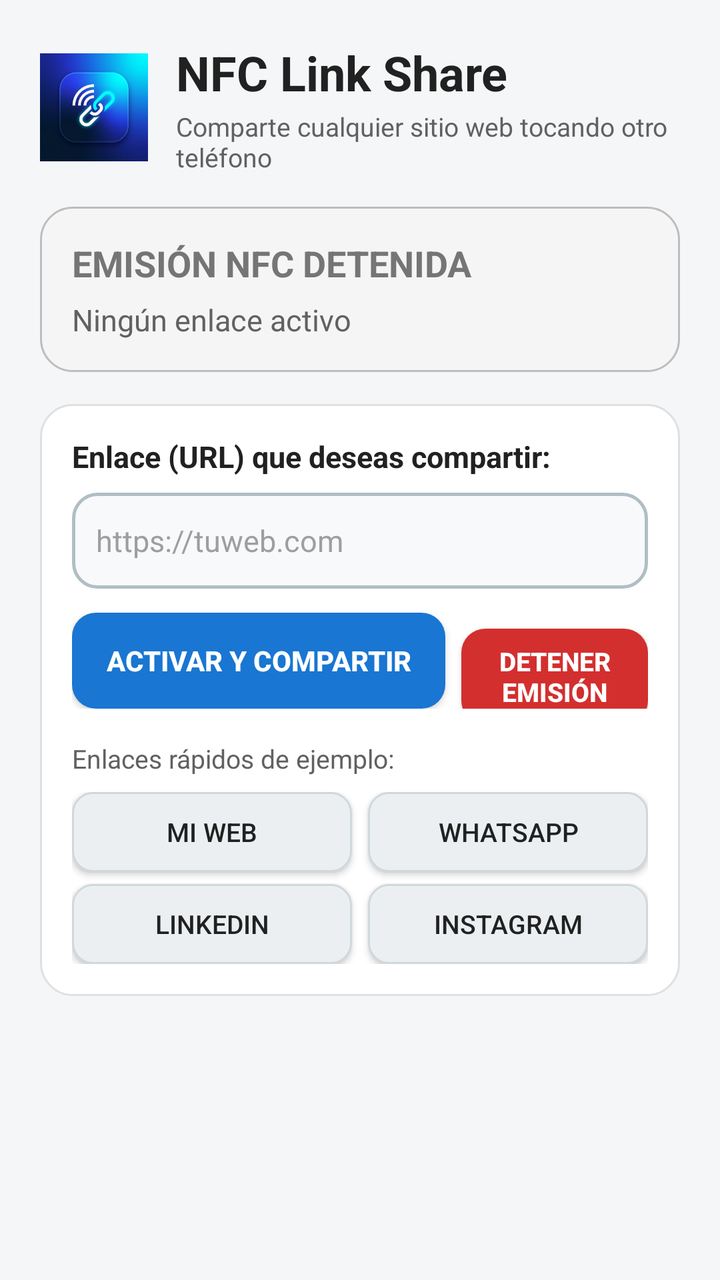
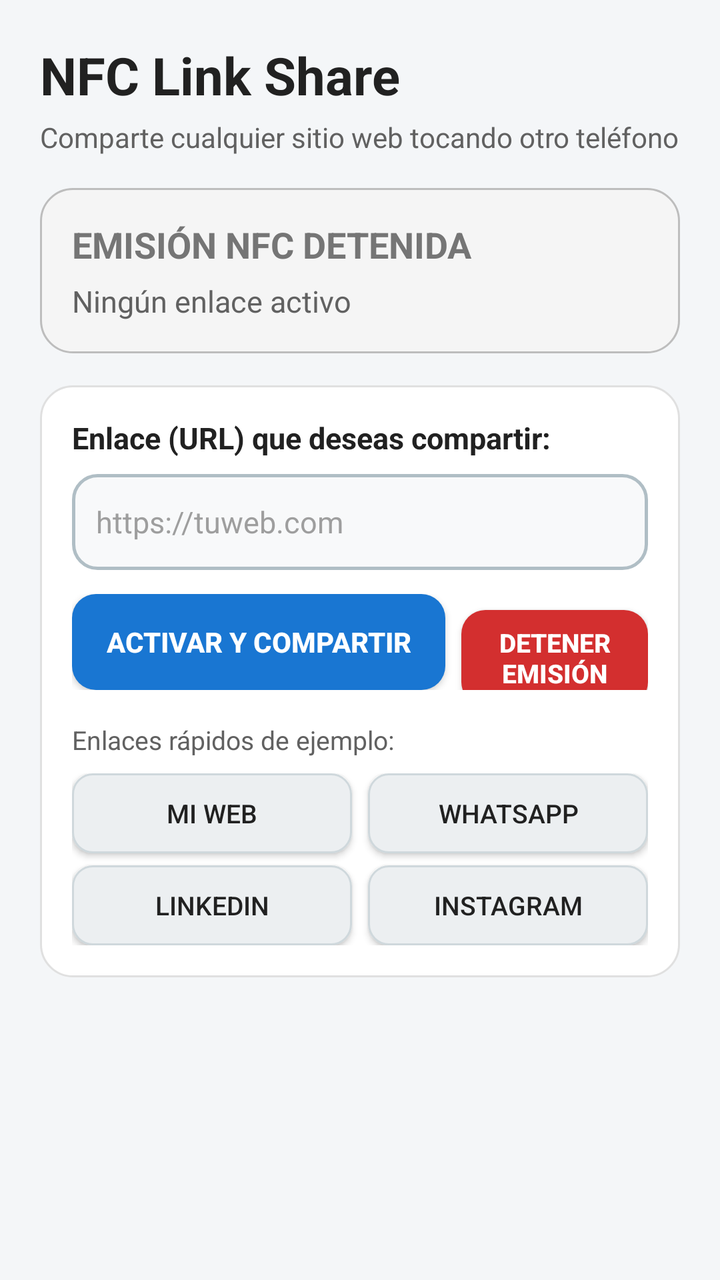

Screens rendered from an Android XML layout before and after an edit, with the pre-edit source and the edit as a unified diff.
<!-- AndroidManifest.xml: application theme Theme.NDEFEmulator -->
<!-- res/layout/activity_main.xml -->
<?xml version="1.0" encoding="utf-8"?>
<ScrollView
    xmlns:android="http://schemas.android.com/apk/res/android"
    xmlns:tools="http://schemas.android.com/tools"
    android:id="@+id/main_scroll"
    android:layout_width="match_parent"
    android:layout_height="match_parent"
    android:background="@color/color_screen_bg"
    android:fillViewport="true"
    tools:context=".ui.DemoActivity">

    <LinearLayout
        android:id="@+id/main"
        android:layout_width="match_parent"
        android:layout_height="wrap_content"
        android:orientation="vertical"
        android:padding="20dp">

        
        <LinearLayout
            android:layout_width="match_parent"
            android:layout_height="wrap_content"
            android:gravity="center_vertical"
            android:orientation="horizontal">

            <ImageView
                android:layout_width="54dp"
                android:layout_height="54dp"
                android:layout_marginEnd="14dp"
                android:src="@drawable/ic_app_logo"
                android:scaleType="fitCenter" />

            <LinearLayout
                android:layout_width="0dp"
                android:layout_height="wrap_content"
                android:layout_weight="1"
                android:orientation="vertical">

                <TextView
                    android:layout_width="match_parent"
                    android:layout_height="wrap_content"
                    android:text="@string/title_app"
                    android:textSize="24sp"
                    android:textStyle="bold"
                    android:textColor="@color/color_text_primary" />

                <TextView
                    android:layout_width="match_parent"
                    android:layout_height="wrap_content"
                    android:layout_marginTop="2dp"
                    android:text="@string/subtitle_app"
                    android:textSize="13sp"
                    android:textColor="@color/color_text_secondary" />
            </LinearLayout>
        </LinearLayout>

        
        <TextView
            android:id="@+id/banner_nfc_disabled"
            android:layout_width="match_parent"
            android:layout_height="wrap_content"
            android:layout_marginTop="16dp"
            android:background="@drawable/bg_status_inactive"
            android:padding="12dp"
            android:text="@string/nfc_disabled_warning"
            android:textColor="@color/color_danger"
            android:textStyle="bold"
            android:visibility="gone"
            tools:visibility="visible" />

        
        <LinearLayout
            android:id="@+id/card_status"
            android:layout_width="match_parent"
            android:layout_height="wrap_content"
            android:layout_marginTop="16dp"
            android:background="@drawable/bg_status_inactive"
            android:orientation="vertical"
            android:padding="16dp">

            <TextView
                android:id="@+id/text_status_title"
                android:layout_width="match_parent"
                android:layout_height="wrap_content"
                android:text="@string/status_inactive_title"
                android:textSize="18sp"
                android:textStyle="bold"
                android:textColor="@color/color_text_inactive" />

            <TextView
                android:id="@+id/text_status_url"
                android:layout_width="match_parent"
                android:layout_height="wrap_content"
                android:layout_marginTop="6dp"
                android:text="Ningún enlace activo"
                android:textSize="15sp"
                android:textColor="@color/color_text_secondary"
                android:ellipsize="middle"
                android:singleLine="true" />
        </LinearLayout>

        
        <LinearLayout
            android:layout_width="match_parent"
            android:layout_height="wrap_content"
            android:layout_marginTop="16dp"
            android:background="@drawable/bg_card"
            android:orientation="vertical"
            android:padding="16dp">

            <TextView
                android:layout_width="match_parent"
                android:layout_height="wrap_content"
                android:text="@string/label_url_input"
                android:textStyle="bold"
                android:textSize="15sp"
                android:textColor="@color/color_text_primary" />

            <EditText
                android:id="@+id/input_url"
                android:layout_width="match_parent"
                android:layout_height="48dp"
                android:layout_marginTop="8dp"
                android:background="@drawable/bg_input"
                android:paddingStart="12dp"
                android:paddingEnd="12dp"
                android:hint="@string/hint_url_input"
                android:inputType="textUri"
                android:textSize="15sp"
                android:textColor="@color/color_text_primary"
                android:textColorHint="#9E9E9E" />

            <LinearLayout
                android:layout_width="match_parent"
                android:layout_height="wrap_content"
                android:layout_marginTop="12dp"
                android:orientation="horizontal">

                <Button
                    android:id="@+id/button_start"
                    android:layout_width="0dp"
                    android:layout_height="48dp"
                    android:layout_weight="2"
                    android:layout_marginEnd="8dp"
                    android:background="@drawable/bg_button_primary"
                    android:text="@string/btn_start_emulation"
                    android:textColor="@color/color_white"
                    android:textSize="14sp"
                    android:textStyle="bold" />

                <Button
                    android:id="@+id/button_stop"
                    android:layout_width="0dp"
                    android:layout_height="48dp"
                    android:layout_weight="1"
                    android:background="@drawable/bg_button_danger"
                    android:text="@string/btn_stop_emulation"
                    android:textColor="@color/color_white"
                    android:textSize="13sp"
                    android:textStyle="bold" />
            </LinearLayout>

            
            <TextView
                android:layout_width="match_parent"
                android:layout_height="wrap_content"
                android:layout_marginTop="16dp"
                android:text="@string/label_presets"
                android:textSize="13sp"
                android:textColor="@color/color_text_secondary" />

            <GridLayout
                android:layout_width="match_parent"
                android:layout_height="wrap_content"
                android:layout_marginTop="8dp"
                android:columnCount="2"
                android:rowCount="2">

                <Button
                    android:id="@+id/btn_preset_web"
                    android:layout_width="0dp"
                    android:layout_height="40dp"
                    android:layout_columnWeight="1"
                    android:layout_marginEnd="4dp"
                    android:layout_marginBottom="6dp"
                    android:background="@drawable/bg_button_secondary"
                    android:text="@string/preset_web"
                    android:textColor="@color/color_text_primary"
                    android:textSize="13sp" />

                <Button
                    android:id="@+id/btn_preset_wa"
                    android:layout_width="0dp"
                    android:layout_height="40dp"
                    android:layout_columnWeight="1"
                    android:layout_marginStart="4dp"
                    android:layout_marginBottom="6dp"
                    android:background="@drawable/bg_button_secondary"
                    android:text="@string/preset_whatsapp"
                    android:textColor="@color/color_text_primary"
                    android:textSize="13sp" />

                <Button
                    android:id="@+id/btn_preset_linkedin"
                    android:layout_width="0dp"
                    android:layout_height="40dp"
                    android:layout_columnWeight="1"
                    android:layout_marginEnd="4dp"
                    android:background="@drawable/bg_button_secondary"
                    android:text="@string/preset_linkedin"
                    android:textColor="@color/color_text_primary"
                    android:textSize="13sp" />

                <Button
                    android:id="@+id/btn_preset_ig"
                    android:layout_width="0dp"
                    android:layout_height="40dp"
                    android:layout_columnWeight="1"
                    android:layout_marginStart="4dp"
                    android:background="@drawable/bg_button_secondary"
                    android:text="@string/preset_instagram"
                    android:textColor="@color/color_text_primary"
                    android:textSize="13sp" />
            </GridLayout>
        </LinearLayout>

    </LinearLayout>
</ScrollView>
<!-- resources referenced by this layout -->
<resources>
  <color name="color_danger">#D32F2F</color>
  <color name="color_screen_bg">#F4F6F8</color>
  <color name="color_text_inactive">#757575</color>
  <color name="color_text_primary">#212121</color>
  <color name="color_text_secondary">#616161</color>
  <color name="color_white">#FFFFFF</color>
  <!-- drawable bg_button_danger (drawable) -->
  <?xml version="1.0" encoding="utf-8"?>
  <ripple xmlns:android="http://schemas.android.com/apk/res/android"
      android:color="#44FFFFFF">
      <item>
          <shape android:shape="rectangle">
              <solid android:color="#D32F2F" />
              <corners android:radius="12dp" />
          </shape>
      </item>
  </ripple>
  <!-- drawable bg_button_primary (drawable) -->
  <?xml version="1.0" encoding="utf-8"?>
  <ripple xmlns:android="http://schemas.android.com/apk/res/android"
      android:color="#44FFFFFF">
      <item>
          <shape android:shape="rectangle">
              <solid android:color="#1976D2" />
              <corners android:radius="12dp" />
          </shape>
      </item>
  </ripple>
  <!-- drawable bg_button_secondary (drawable) -->
  <?xml version="1.0" encoding="utf-8"?>
  <ripple xmlns:android="http://schemas.android.com/apk/res/android"
      android:color="#22000000">
      <item>
          <shape android:shape="rectangle">
              <solid android:color="#ECEFF1" />
              <corners android:radius="10dp" />
              <stroke android:width="1dp" android:color="#CFD8DC" />
          </shape>
      </item>
  </ripple>
  <!-- drawable bg_card (drawable) -->
  <?xml version="1.0" encoding="utf-8"?>
  <shape xmlns:android="http://schemas.android.com/apk/res/android"
      android:shape="rectangle">
      <solid android:color="#FFFFFF" />
      <corners android:radius="16dp" />
      <stroke android:width="1dp" android:color="#E0E0E0" />
  </shape>
  <!-- drawable bg_input (drawable) -->
  <?xml version="1.0" encoding="utf-8"?>
  <shape xmlns:android="http://schemas.android.com/apk/res/android"
      android:shape="rectangle">
      <solid android:color="#F8F9FA" />
      <corners android:radius="12dp" />
      <stroke android:width="1.5dp" android:color="#B0BEC5" />
  </shape>
  <!-- drawable bg_status_inactive (drawable) -->
  <?xml version="1.0" encoding="utf-8"?>
  <shape xmlns:android="http://schemas.android.com/apk/res/android"
      android:shape="rectangle">
      <solid android:color="#F5F5F5" />
      <corners android:radius="16dp" />
      <stroke android:width="1dp" android:color="#BDBDBD" />
  </shape>
  <!-- drawable ic_app_logo: png bitmap (drawable, 78636 bytes) -->
  <string name="btn_start_emulation">ACTIVAR Y COMPARTIR</string>
  <string name="btn_stop_emulation">DETENER EMISIÓN</string>
  <string name="hint_url_input">https://tuweb.com</string>
  <string name="label_presets">Enlaces rápidos de ejemplo:</string>
  <string name="label_url_input">Enlace (URL) que deseas compartir:</string>
  <string name="nfc_disabled_warning">⚠️ El NFC está desactivado en tu Motorola. Toca aquí para activarlo en Ajustes.</string>
  <string name="preset_instagram">Instagram</string>
  <string name="preset_linkedin">LinkedIn</string>
  <string name="preset_web">Mi Web</string>
  <string name="preset_whatsapp">WhatsApp</string>
  <string name="status_inactive_title">EMISIÓN NFC DETENIDA</string>
  <string name="subtitle_app">Comparte cualquier sitio web tocando otro teléfono</string>
  <string name="title_app">NFC Link Share</string>
  <style name="Theme.NDEFEmulator" parent="Base.Theme.NDEFEmulator" />
  <style name="Base.Theme.NDEFEmulator" parent="android:Theme.DeviceDefault.NoActionBar">
      </style>
</resources>

<!-- the commit's change to res/layout/activity_main.xml (unified diff, before → after) -->
@@ -17,42 +17,21 @@
         android:padding="20dp">
 
         
-        <LinearLayout
-            android:layout_width="match_parent"
-            android:layout_height="wrap_content"
-            android:gravity="center_vertical"
-            android:orientation="horizontal">
-
-            <ImageView
-                android:layout_width="54dp"
-                android:layout_height="54dp"
-                android:layout_marginEnd="14dp"
-                android:src="@drawable/ic_app_logo"
-                android:scaleType="fitCenter" />
-
-            <LinearLayout
-                android:layout_width="0dp"
-                android:layout_height="wrap_content"
-                android:layout_weight="1"
-                android:orientation="vertical">
-
-                <TextView
-                    android:layout_width="match_parent"
-                    android:layout_height="wrap_content"
-                    android:text="@string/title_app"
-                    android:textSize="24sp"
-                    android:textStyle="bold"
-                    android:textColor="@color/color_text_primary" />
-
-                <TextView
-                    android:layout_width="match_parent"
-                    android:layout_height="wrap_content"
-                    android:layout_marginTop="2dp"
-                    android:text="@string/subtitle_app"
-                    android:textSize="13sp"
-                    android:textColor="@color/color_text_secondary" />
-            </LinearLayout>
-        </LinearLayout>
+        <TextView
+            android:layout_width="match_parent"
+            android:layout_height="wrap_content"
+            android:text="@string/title_app"
+            android:textSize="26sp"
+            android:textStyle="bold"
+            android:textColor="@color/color_text_primary" />
+
+        <TextView
+            android:layout_width="match_parent"
+            android:layout_height="wrap_content"
+            android:layout_marginTop="4dp"
+            android:text="@string/subtitle_app"
+            android:textSize="14sp"
+            android:textColor="@color/color_text_secondary" />
 
         
         <TextView
<!-- resource entries referenced after the edit -->
@@ -64,7 +64,6 @@
       <corners android:radius="16dp" />
       <stroke android:width="1dp" android:color="#BDBDBD" />
   </shape>
-  <!-- drawable ic_app_logo: png bitmap (drawable, 78636 bytes) -->
   <string name="btn_start_emulation">ACTIVAR Y COMPARTIR</string>
   <string name="btn_stop_emulation">DETENER EMISIÓN</string>
   <string name="hint_url_input">https://tuweb.com</string>
